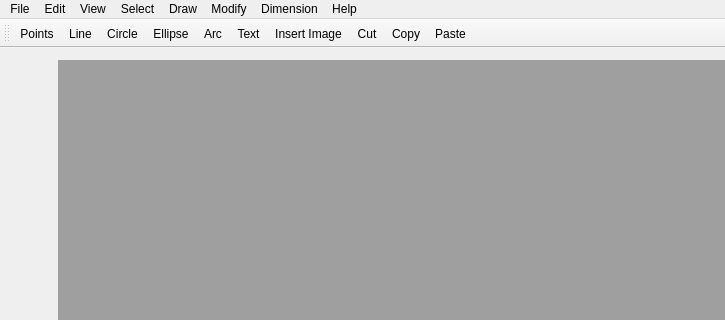
Old version of the form resources/ui/mainwindow.ui in the repository GreatDevelopers/eCAD; both pictures show x 0 to 725 and y 0 to 320 of the 725 by 478 pixel window.
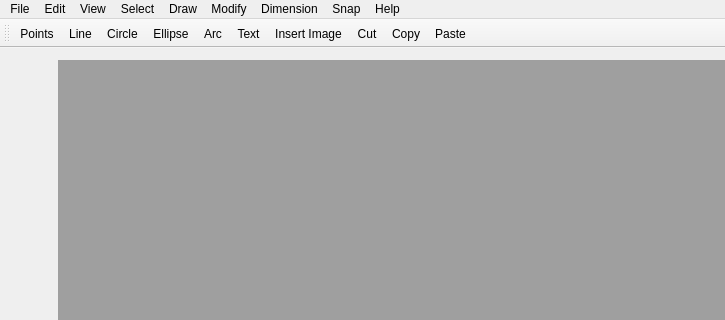
New version of the form. Icons and pictures are not drawn.

Patch:
```diff
--- a/resources/ui/mainwindow.ui
+++ b/resources/ui/mainwindow.ui
@@ -157,6 +157,12 @@
     <addaction name="actionManual"/>
     <addaction name="actionAbout"/>
    </widget>
+   <widget class="QMenu" name="menuSnap">
+    <property name="title">
+     <string>Snap</string>
+    </property>
+    <addaction name="actionGridSnap"/>
+   </widget>
    <addaction name="menuFile"/>
    <addaction name="menuEdit"/>
    <addaction name="menuView"/>
@@ -164,6 +170,7 @@
    <addaction name="menuDraw"/>
    <addaction name="menuModify"/>
    <addaction name="menuDimension"/>
+   <addaction name="menuSnap"/>
    <addaction name="menuHelp"/>
   </widget>
   <widget class="QToolBar" name="mainToolBar">
```
Left out of the diff: 11 changed lines with no effect on the pictures.
